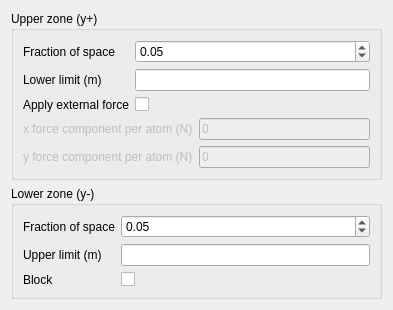
Before: the Qt Designer form moldyn/ui/qt/define_external_forces.ui in open-moldyn/moldyn, drawn with Qt 5.
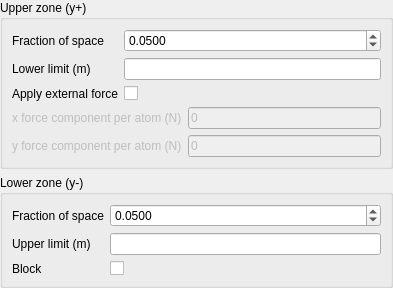
After: the same form once the commit is applied.

Commit message: avancement définition des forces extérieures

What changed in the file:
```diff
--- a/moldyn/ui/qt/define_external_forces.ui
+++ b/moldyn/ui/qt/define_external_forces.ui
@@ -11,6 +11,18 @@
    </rect>
   </property>
   <layout class="QVBoxLayout" name="verticalLayout">
+   <property name="leftMargin">
+    <number>0</number>
+   </property>
+   <property name="topMargin">
+    <number>0</number>
+   </property>
+   <property name="rightMargin">
+    <number>0</number>
+   </property>
+   <property name="bottomMargin">
+    <number>0</number>
+   </property>
    <item>
     <widget class="QGroupBox" name="upGroupBox">
      <property name="title">
@@ -27,7 +39,10 @@
          </widget>
         </item>
         <item row="0" column="1">
-         <widget class="QDoubleSpinBox" name="fractionOfSpaceDoubleSpinBox">
+         <widget class="QDoubleSpinBox" name="upFractionOfSpaceDoubleSpinBox">
+          <property name="decimals">
+           <number>4</number>
+          </property>
           <property name="maximum">
            <double>1.000000000000000</double>
           </property>
@@ -129,7 +144,10 @@
          </widget>
         </item>
         <item row="0" column="1">
-         <widget class="QDoubleSpinBox" name="fractionOfSpaceDoubleSpinBox_2">
+         <widget class="QDoubleSpinBox" name="lowFractionOfSpaceDoubleSpinBox">
+          <property name="decimals">
+           <number>4</number>
+          </property>
           <property name="maximum">
            <double>1.000000000000000</double>
           </property>
```
The commit also changes 10 other files.
